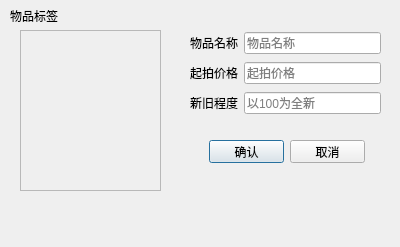
First picture: the form in thingadd.ui, repository SodiumAzide/keshe, before the edit.
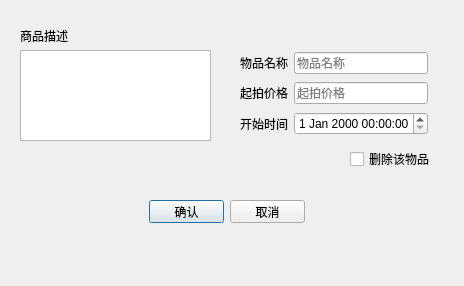
Second picture: the form after the edit. Icons and pictures are not drawn.

Diff of the .ui file:
```diff
--- a/thingadd.ui
+++ b/thingadd.ui
@@ -6,8 +6,8 @@
    <rect>
     <x>0</x>
     <y>0</y>
-    <width>400</width>
-    <height>247</height>
+    <width>464</width>
+    <height>286</height>
    </rect>
   </property>
   <property name="windowTitle">
@@ -16,8 +16,8 @@
   <widget class="QPushButton" name="Thing_Confirm">
    <property name="geometry">
     <rect>
-     <x>209</x>
-     <y>140</y>
+     <x>149</x>
+     <y>200</y>
      <width>75</width>
      <height>23</height>
     </rect>
@@ -29,8 +29,8 @@
   <widget class="QPushButton" name="Thing_Cancel">
    <property name="geometry">
     <rect>
-     <x>290</x>
-     <y>140</y>
+     <x>230</x>
+     <y>200</y>
      <width>75</width>
      <height>23</height>
     </rect>
@@ -39,13 +39,26 @@
     <string>取消</string>
    </property>
   </widget>
+  <widget class="QCheckBox" name="Delete_Thing">
+   <property name="geometry">
+    <rect>
+     <x>350</x>
+     <y>150</y>
+     <width>91</width>
+     <height>18</height>
+    </rect>
+   </property>
+   <property name="text">
+    <string>删除该物品</string>
+   </property>
+  </widget>
   <widget class="QWidget" name="layoutWidget">
    <property name="geometry">
     <rect>
-     <x>190</x>
-     <y>30</y>
-     <width>191</width>
-     <height>86</height>
+     <x>240</x>
+     <y>50</y>
+     <width>188</width>
+     <height>87</height>
     </rect>
    </property>
    <layout class="QVBoxLayout" name="verticalLayout">
@@ -60,6 +73,9 @@
       </item>
       <item>
        <widget class="QLineEdit" name="Thing_Name">
+        <property name="readOnly">
+         <bool>false</bool>
+        </property>
         <property name="placeholderText">
          <string>物品名称</string>
         </property>
@@ -88,59 +104,42 @@
     <item>
      <layout class="QHBoxLayout" name="horizontalLayout_3">
       <item>
-       <widget class="QLabel" name="label_3">
+       <widget class="QLabel" name="label_5">
         <property name="text">
-         <string>新旧程度</string>
+         <string>开始时间</string>
         </property>
        </widget>
       </item>
       <item>
-       <widget class="QLineEdit" name="Thing_New">
-        <property name="placeholderText">
-         <string>以100为全新</string>
-        </property>
-       </widget>
+       <widget class="QDateTimeEdit" name="Start_Time"/>
       </item>
      </layout>
     </item>
    </layout>
   </widget>
-  <widget class="QLabel" name="label_4">
+  <widget class="QTextEdit" name="textEdit">
    <property name="geometry">
     <rect>
-     <x>10</x>
-     <y>10</y>
+     <x>20</x>
+     <y>50</y>
+     <width>191</width>
+     <height>91</height>
+    </rect>
+   </property>
+  </widget>
+  <widget class="QLabel" name="label_3">
+   <property name="geometry">
+    <rect>
+     <x>20</x>
+     <y>30</y>
      <width>54</width>
      <height>12</height>
     </rect>
    </property>
    <property name="text">
-    <string>物品标签</string>
+    <string>商品描述</string>
    </property>
   </widget>
-  <widget class="QScrollArea" name="Thing_Tag_Select">
-   <property name="geometry">
-    <rect>
-     <x>20</x>
-     <y>30</y>
-     <width>141</width>
-     <height>161</height>
-    </rect>
-   </property>
-   <property name="widgetResizable">
-    <bool>true</bool>
-   </property>
-   <widget class="QWidget" name="scrollAreaWidgetContents_3">
-    <property name="geometry">
-     <rect>
-      <x>0</x>
-      <y>0</y>
-      <width>139</width>
-      <height>159</height>
-     </rect>
-    </property>
-   </widget>
-  </widget>
  </widget>
  <resources/>
  <connections>
```
Left out of the diff: 10 changed lines with no effect on the pictures.
